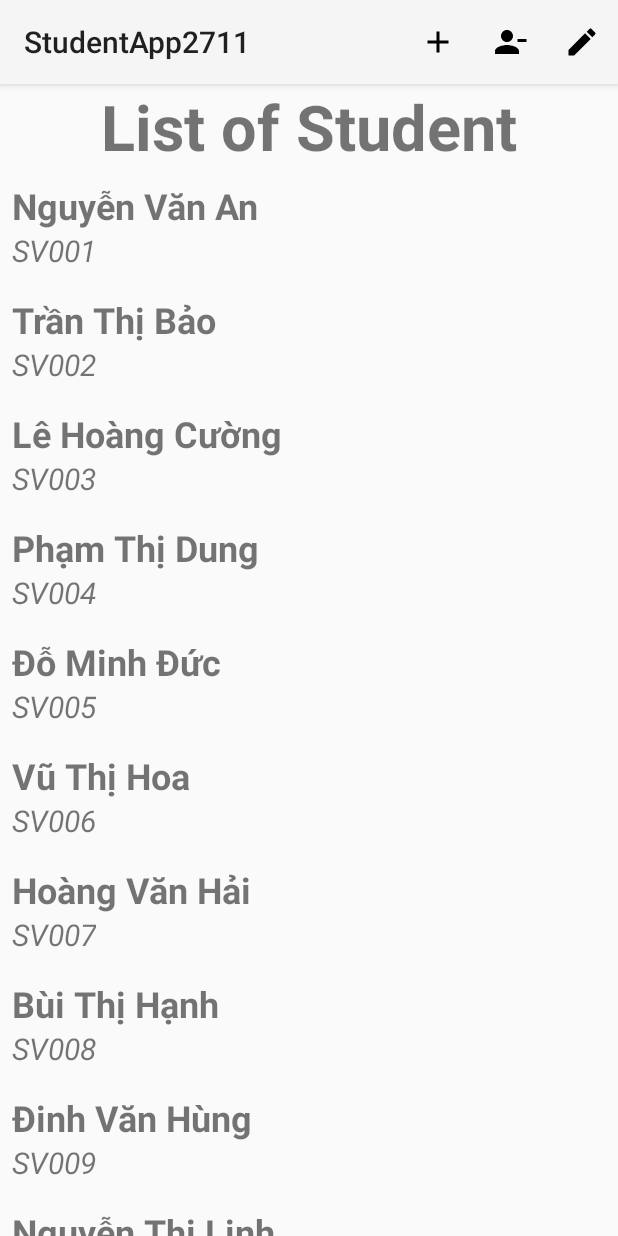
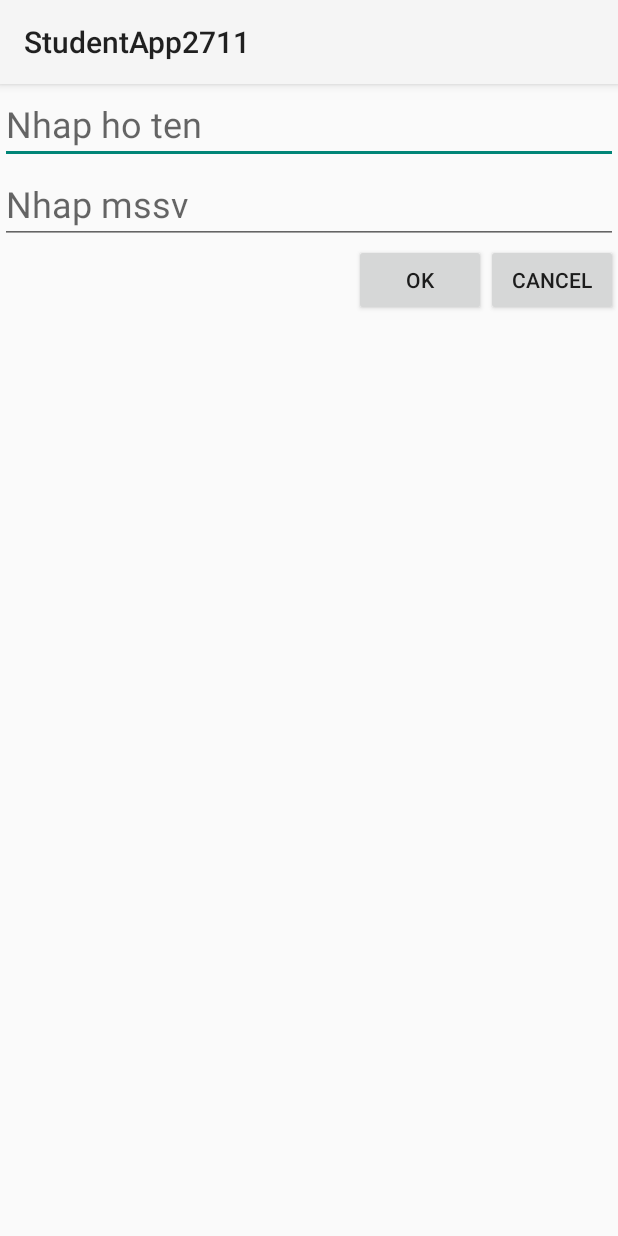
Before and after one commit to DBCB11/Android_Kotlin, an Android app: the screen it shows after launch (MainActivity before the commit, AddStudentActivity after it), after a tap on "Share", on a phone screen of 412 x 824 dp. Run offline under Robolectric (Android 15) with nearby library versions, the phone set to English and light mode, and no system bars.

Commit message:
update add

```diff
--- a/StudentApp2711/app/src/main/AndroidManifest.xml
+++ b/StudentApp2711/app/src/main/AndroidManifest.xml
@@ -13,6 +13,9 @@
         android:theme="@style/Theme.AppCompat.DayNight"
         tools:targetApi="31">
         <activity
+            android:name=".AddStudentActivity"
+            android:exported="true" />
+        <activity
             android:name=".MainActivity"
             android:exported="true">
             <intent-filter>
--- /dev/null
+++ b/StudentApp2711/app/src/main/java/com/example/studentapp2711/AddStudentActivity.kt
@@ -0,0 +1,36 @@
+package com.example.studentapp2711
+
+import android.app.Activity
+import android.os.Bundle
+import android.widget.Button
+import android.widget.EditText
+import androidx.activity.enableEdgeToEdge
+import androidx.appcompat.app.AppCompatActivity
+import androidx.core.view.ViewCompat
+import androidx.core.view.WindowInsetsCompat
+
+class AddStudentActivity : AppCompatActivity() {
+    override fun onCreate(savedInstanceState: Bundle?) {
+        super.onCreate(savedInstanceState)
+        setContentView(R.layout.activity_add_student)
+
+        val editHoten = findViewById<EditText>(R.id.edit_hoten)
+        val editMssv = findViewById<EditText>(R.id.edit_mssv)
+
+        findViewById<Button>(R.id.button_ok).setOnClickListener {
+            val hoten = editHoten.text.toString()
+            val mssv = editMssv.text.toString()
+
+            intent.putExtra("hoten", hoten)
+            intent.putExtra("mssv", mssv)
+
+            setResult(Activity.RESULT_OK, intent)
+            finish()
+        }
+
+        findViewById<Button>(R.id.button_cancel).setOnClickListener {
+            setResult(Activity.RESULT_CANCELED)
+            finish()
+        }
+    }
+}
--- a/StudentApp2711/app/src/main/java/com/example/studentapp2711/MainActivity.kt
+++ b/StudentApp2711/app/src/main/java/com/example/studentapp2711/MainActivity.kt
@@ -1,5 +1,7 @@
 package com.example.studentapp2711
 
+import android.app.Instrumentation
+import android.content.Intent
 import android.os.Bundle
 import android.util.Log
 import android.view.ContextMenu
@@ -13,6 +15,9 @@ import android.widget.EditText
 import android.widget.ImageView
 import android.widget.Toast
 import androidx.activity.enableEdgeToEdge
+import androidx.activity.result.ActivityResult
+import androidx.activity.result.ActivityResultLauncher
+import androidx.activity.result.contract.ActivityResultContracts
 import androidx.appcompat.app.AlertDialog
 import androidx.appcompat.app.AppCompatActivity
 import androidx.core.view.ViewCompat
@@ -22,6 +27,7 @@ import androidx.recyclerview.widget.RecyclerView
 import com.google.android.material.snackbar.Snackbar
 
 class MainActivity : AppCompatActivity() {
+    private lateinit var launcherAdd: ActivityResultLauncher<Intent>
     override fun onCreate(savedInstanceState: Bundle?) {
         super.onCreate(savedInstanceState)
         enableEdgeToEdge()
@@ -62,25 +68,22 @@ class MainActivity : AppCompatActivity() {
             layoutManager = LinearLayoutManager(this@MainActivity)
         }
 
-    }
+        launcherAdd = registerForActivityResult(
+            ActivityResultContracts.StartActivityForResult(),
+            { it: ActivityResult ->
+                if (it.resultCode == RESULT_OK) {
+                    val hoten = it.data?.getStringExtra("hoten")
+                    val mssv = it.data?.getStringExtra("mssv")
+                    if (!hoten.isNullOrEmpty() && !mssv.isNullOrEmpty()) {
+                        val newStudent = StudentModel(hoten, mssv)
+                        students.add(newStudent)
+                        studentAdapter.notifyDataSetChanged()
+                    } else {
+                        Toast.makeText(this, "Không nhận được dữ liệu sinh viên", Toast.LENGTH_SHORT).show()
+                    }
+                }
+            })
 
-    override fun onCreateContextMenu(
-        menu: ContextMenu?,
-        v: View?,
-        menuInfo: ContextMenu.ContextMenuInfo?
-    ) {
-        menuInflater.inflate(R.menu.main_menu, menu)
-        super.onCreateContextMenu(menu, v, menuInfo)
-    }
-
-    override fun onContextItemSelected(item: MenuItem): Boolean {
-        val pos = (item.menuInfo as AdapterView.AdapterContextMenuInfo).position
-        when (item.itemId) {
-            R.id.action_add -> {Toast.makeText(this, "add $pos", Toast.LENGTH_LONG).show()}
-            R.id.action_remove -> {Toast.makeText(this, "remove $pos", Toast.LENGTH_LONG).show()}
-            R.id.action_edit -> {Toast.makeText(this, "edit $pos", Toast.LENGTH_LONG).show()}
-        }
-        return super.onContextItemSelected(item)
     }
 
     override fun onCreateOptionsMenu(menu: Menu?): Boolean {
@@ -90,7 +93,10 @@ class MainActivity : AppCompatActivity() {
 
     override fun onOptionsItemSelected(item: MenuItem): Boolean {
         when (item.itemId) {
-            R.id.action_add -> {Toast.makeText(this, "Share", Toast.LENGTH_LONG).show()}
+            R.id.action_add -> {
+                val intent = Intent(this, AddStudentActivity::class.java)
+                launcherAdd.launch(intent)
+            }
             R.id.action_remove -> {Toast.makeText(this, "Download", Toast.LENGTH_LONG).show()}
             R.id.action_edit -> {Toast.makeText(this, "Settings", Toast.LENGTH_LONG).show()}
         }
--- /dev/null
+++ b/StudentApp2711/app/src/main/res/layout/activity_add_student.xml
@@ -0,0 +1,47 @@
+<?xml version="1.0" encoding="utf-8"?>
+<androidx.constraintlayout.widget.ConstraintLayout xmlns:android="http://schemas.android.com/apk/res/android"
+    xmlns:app="http://schemas.android.com/apk/res-auto"
+    xmlns:tools="http://schemas.android.com/tools"
+    android:id="@+id/main"
+    android:layout_width="match_parent"
+    android:layout_height="match_parent"
+    tools:context=".AddStudentActivity">
+
+    <EditText
+        android:id="@+id/edit_hoten"
+        android:layout_width="0dp"
+        android:layout_height="wrap_content"
+        android:ems="10"
+        android:hint="Nhap ho ten"
+        android:textSize="24sp"
+        app:layout_constraintEnd_toEndOf="parent"
+        app:layout_constraintStart_toStartOf="parent"
+        app:layout_constraintTop_toTopOf="parent" />
+
+    <EditText
+        android:id="@+id/edit_mssv"
+        android:layout_width="0dp"
+        android:layout_height="wrap_content"
+        android:ems="10"
+        android:hint="Nhap mssv"
+        android:textSize="24sp"
+        app:layout_constraintEnd_toEndOf="parent"
+        app:layout_constraintStart_toStartOf="parent"
+        app:layout_constraintTop_toBottomOf="@+id/edit_hoten" />
+
+    <Button
+        android:id="@+id/button_cancel"
+        android:layout_width="wrap_content"
+        android:layout_height="wrap_content"
+        android:text="Cancel"
+        app:layout_constraintEnd_toEndOf="parent"
+        app:layout_constraintTop_toBottomOf="@+id/edit_mssv" />
+
+    <Button
+        android:id="@+id/button_ok"
+        android:layout_width="wrap_content"
+        android:layout_height="wrap_content"
+        android:text="OK"
+        app:layout_constraintEnd_toStartOf="@+id/button_cancel"
+        app:layout_constraintTop_toBottomOf="@+id/edit_mssv" />
+</androidx.constraintlayout.widget.ConstraintLayout>
```
